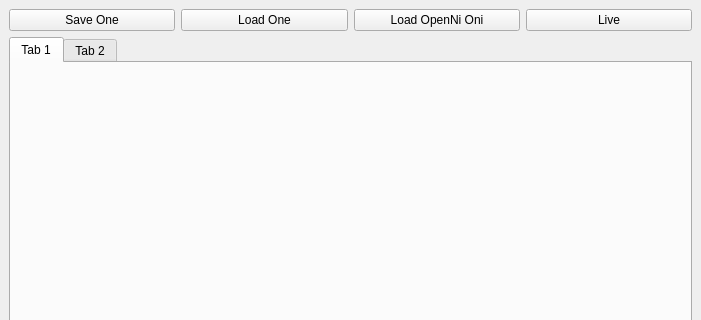
Old version of the form KinectSuperPoints/src/SuperPoints/KinectSuperPoints/WdgtKinectSuperPoints.ui in the repository Danvil/dasp; both pictures show x 0 to 701 and y 0 to 320 of the 701 by 472 pixel window.
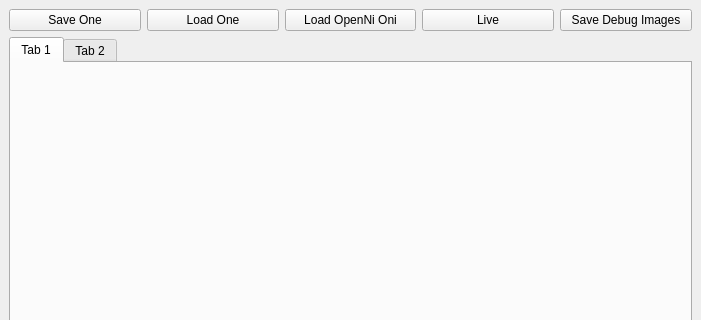
New version of the form.

Commit message: Can save debug images Adaptions Minor Added some useless code

The edit to the form file:
```diff
--- a/KinectSuperPoints/src/SuperPoints/KinectSuperPoints/WdgtKinectSuperPoints.ui
+++ b/KinectSuperPoints/src/SuperPoints/KinectSuperPoints/WdgtKinectSuperPoints.ui
@@ -59,6 +59,13 @@
         </property>
        </widget>
       </item>
+      <item>
+       <widget class="QPushButton" name="pushButtonSaveDebug">
+        <property name="text">
+         <string>Save Debug Images</string>
+        </property>
+       </widget>
+      </item>
      </layout>
     </item>
    </layout>
```
The commit also changes 10 other files.
